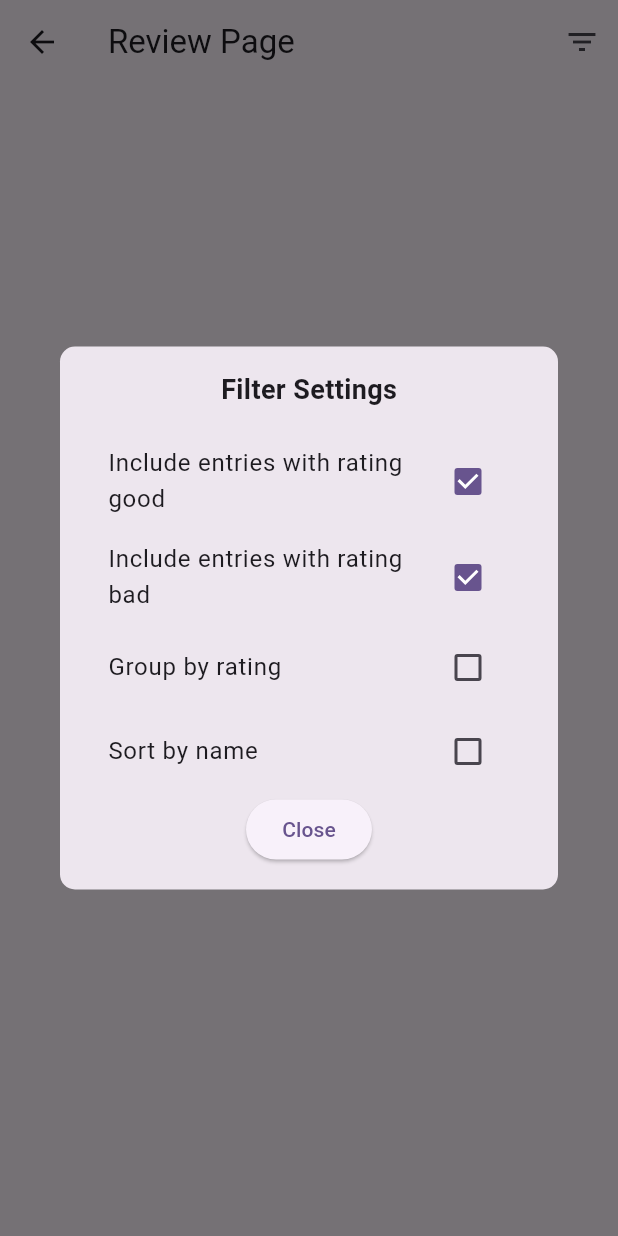
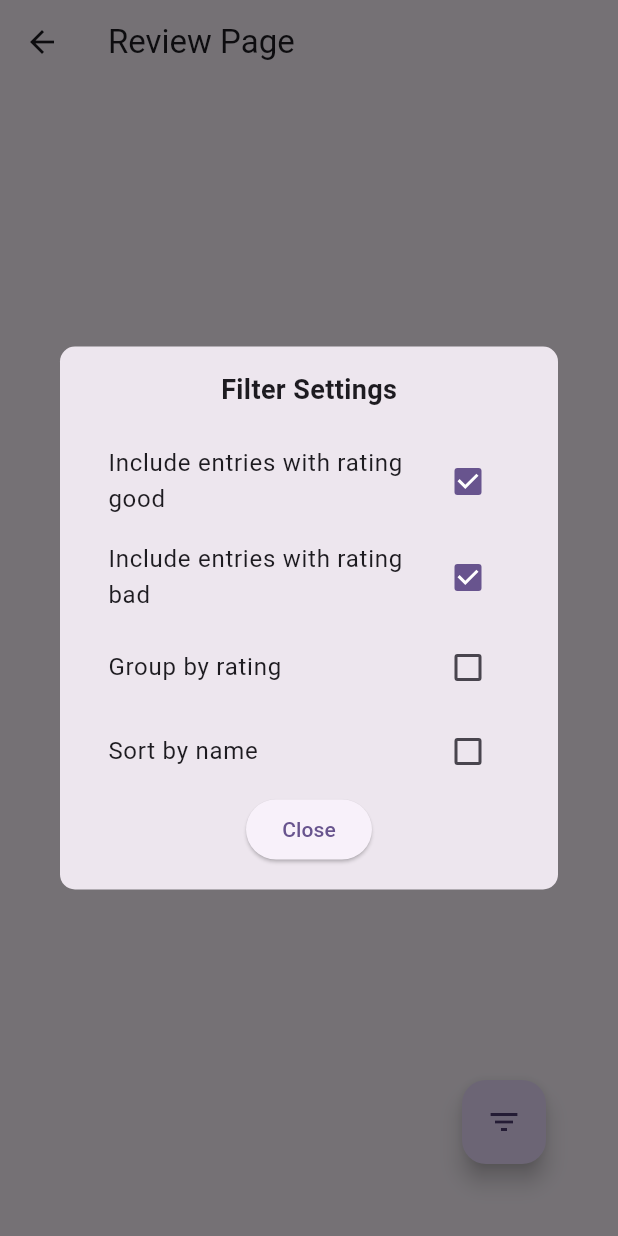
Before and after one commit to jeffersondarcy/park_swipe, a Flutter app: the ReviewPage screen opened directly with empty values, after a tap on the "filter list" icon, on a phone screen of 412 x 824 dp. Run offline on Flutter 3.47's test engine with Material 3 defaults, Android fonts, the phone set to English and light mode, and no system bars; our stand-ins replace flutter_card_swiper, graphql_flutter; network calls fail.

Commit message:
floating button for filters

```diff
--- a/lib/review_page.dart
+++ b/lib/review_page.dart
@@ -44,9 +44,25 @@ class _ReviewPageState extends State<ReviewPage> {
     return Scaffold(
       appBar: AppBar(
         title: const Text('Review Page'),
-        actions: [
-          IconButton(
-            icon: const Icon(Icons.filter_list),
+      ),
+      body: Stack(children: [
+        ListView.builder(
+          itemCount: _parkingLots.length,
+          itemBuilder: (context, index) {
+            Rating? userRating = widget.userRatings[_parkingLots[index].id];
+            if (userRating != null) {
+              return ParkingLotItem(
+                parkingLot: _parkingLots[index],
+                userRating: userRating,
+              );
+            }
+            return null;
+          },
+        ),
+        Positioned(
+          bottom: 48.0, // Adjusted to sit higher
+          right: 48.0, // Adjusted to not be in the corner
+          child: FloatingActionButton(
             onPressed: () {
               showDialog(
                 context: context,
@@ -58,22 +74,10 @@ class _ReviewPageState extends State<ReviewPage> {
                 },
               );
             },
+            child: const Icon(Icons.filter_list),
           ),
-        ],
-      ),
-      body: ListView.builder(
-        itemCount: _parkingLots.length,
-        itemBuilder: (context, index) {
-          Rating? userRating = widget.userRatings[_parkingLots[index].id];
-          if (userRating != null) {
-            return ParkingLotItem(
-              parkingLot: _parkingLots[index],
-              userRating: userRating,
-            );
-          }
-          return null;
-        },
-      ),
+        ),
+      ]),
     );
   }
 }
```
